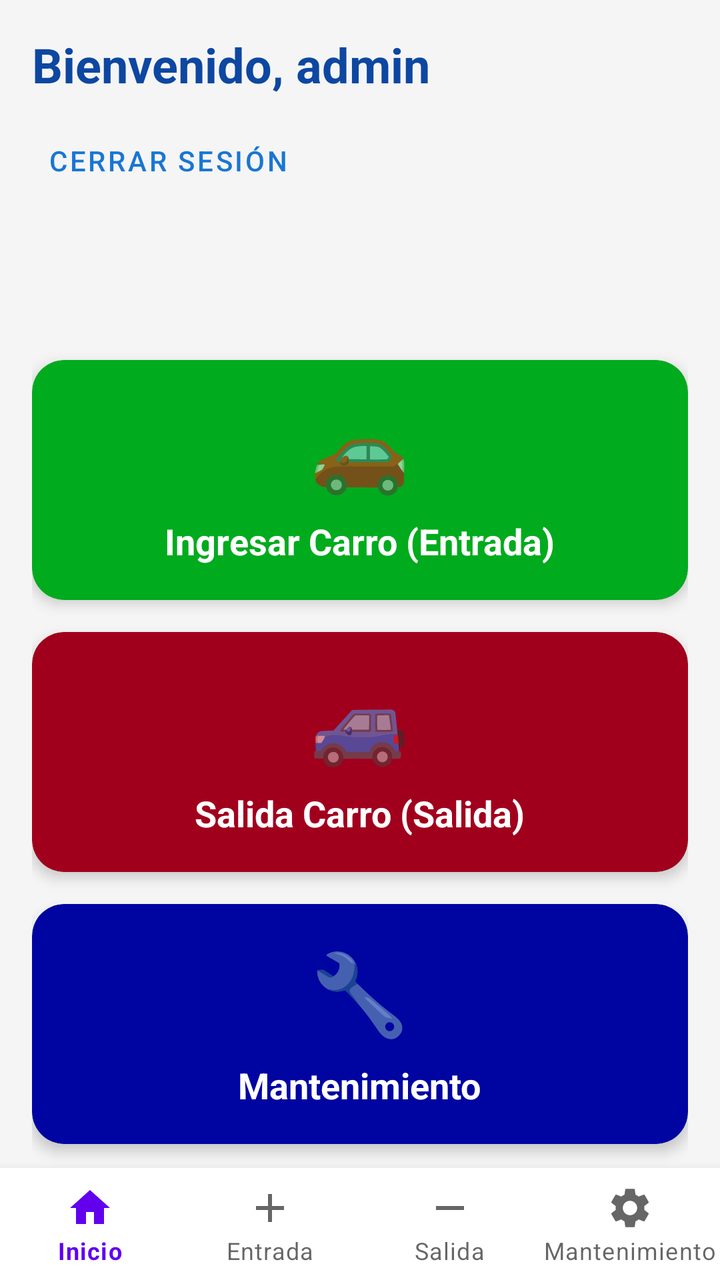
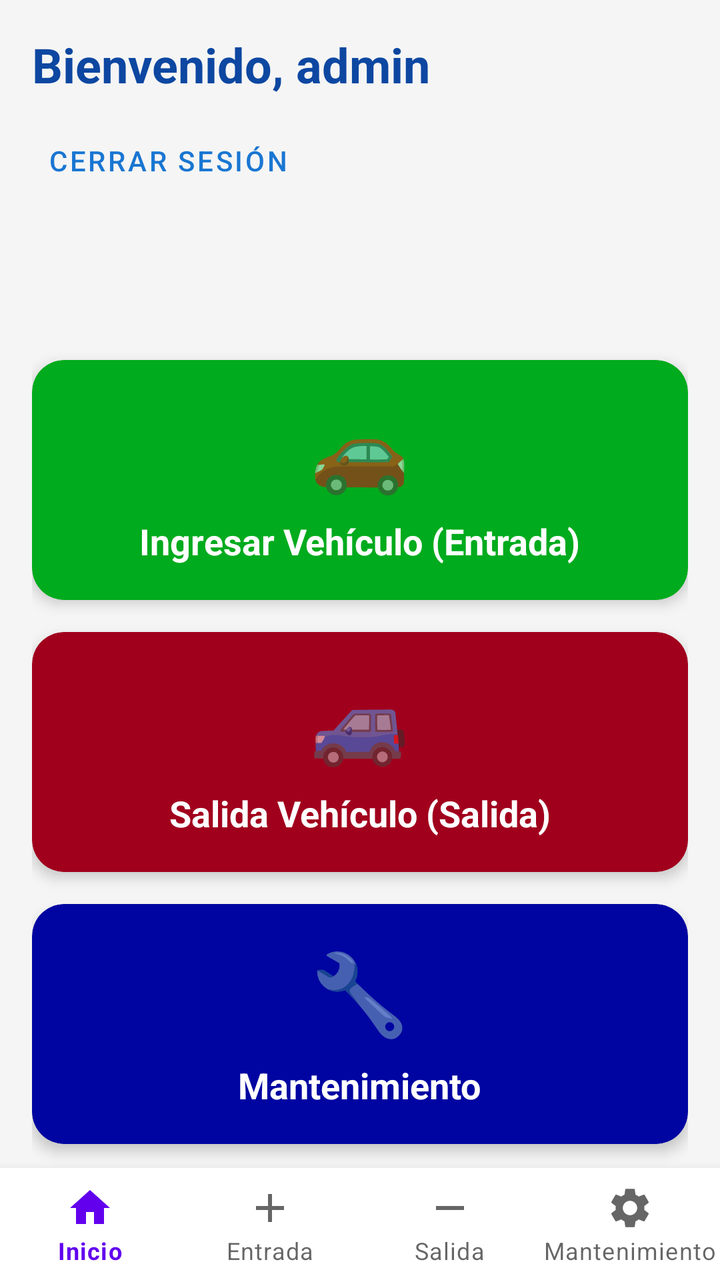

An Android layout rendered at two revisions. The XML below is the earlier revision; the diff shows what the commit changed to produce the second picture.
<!-- AndroidManifest.xml: application theme Theme.MaterialComponents.Light.NoActionBar -->
<!-- res/layout/activity_home.xml -->
<?xml version="1.0" encoding="utf-8"?>
<androidx.coordinatorlayout.widget.CoordinatorLayout
    xmlns:android="http://schemas.android.com/apk/res/android"
    xmlns:app="http://schemas.android.com/apk/res-auto"
    android:layout_width="match_parent"
    android:layout_height="match_parent"
    android:background="#F5F5F5">

    <LinearLayout
        android:layout_width="match_parent"
        android:layout_height="match_parent"
        android:orientation="vertical"
        android:padding="16dp">

        <TextView
            android:id="@+id/tvWelcome"
            android:layout_width="wrap_content"
            android:layout_height="wrap_content"
            android:text="Bienvenido, admin"
            android:textSize="24sp"
            android:textStyle="bold"
            android:textColor="#0D47A1"
            android:layout_marginBottom="8dp"/>

        <com.google.android.material.button.MaterialButton
            android:id="@+id/btnCerrarSesion"
            android:layout_width="wrap_content"
            android:layout_height="wrap_content"
            android:text="Cerrar sesión"
            style="@style/Widget.MaterialComponents.Button.TextButton"
            android:textColor="#1976D2"
            android:layout_marginBottom="24dp"/>

        <LinearLayout
            android:layout_width="match_parent"
            android:layout_height="0dp"
            android:layout_weight="1"
            android:orientation="vertical"
            android:gravity="center">

            <com.google.android.material.card.MaterialCardView
                android:id="@+id/btnIngresoVehiculo"
                android:layout_width="match_parent"
                android:layout_height="120dp"
                android:layout_marginBottom="16dp"
                app:cardCornerRadius="16dp"
                app:cardElevation="4dp"
                android:clickable="true"
                android:focusable="true"
                android:foreground="?android:attr/selectableItemBackground"
                app:cardBackgroundColor="#00AB1D">

                <LinearLayout
                    android:layout_width="match_parent"
                    android:layout_height="match_parent"
                    android:orientation="vertical"
                    android:gravity="center"
                    android:padding="16dp">

                    <TextView
                        android:layout_width="wrap_content"
                        android:layout_height="wrap_content"
                        android:text="🚗"
                        android:textSize="40sp"/>

                    <TextView
                        android:layout_width="wrap_content"
                        android:layout_height="wrap_content"
                        android:text="Ingresar Carro (Entrada)"
                        android:textSize="18sp"
                        android:textStyle="bold"
                        android:textColor="@android:color/white"
                        android:layout_marginTop="8dp"/>
                </LinearLayout>
            </com.google.android.material.card.MaterialCardView>

            <com.google.android.material.card.MaterialCardView
                android:id="@+id/btnSalidaVehiculo"
                android:layout_width="match_parent"
                android:layout_height="120dp"
                android:layout_marginBottom="16dp"
                app:cardCornerRadius="16dp"
                app:cardElevation="4dp"
                android:clickable="true"
                android:focusable="true"
                android:foreground="?android:attr/selectableItemBackground"
                app:cardBackgroundColor="#A1001D">

                <LinearLayout
                    android:layout_width="match_parent"
                    android:layout_height="match_parent"
                    android:orientation="vertical"
                    android:gravity="center"
                    android:padding="16dp">

                    <TextView
                        android:layout_width="wrap_content"
                        android:layout_height="wrap_content"
                        android:text="🚙"
                        android:textSize="40sp"/>

                    <TextView
                        android:layout_width="wrap_content"
                        android:layout_height="wrap_content"
                        android:text="Salida Carro (Salida)"
                        android:textSize="18sp"
                        android:textStyle="bold"
                        android:textColor="@android:color/white"
                        android:layout_marginTop="8dp"/>
                </LinearLayout>
            </com.google.android.material.card.MaterialCardView>

            <com.google.android.material.card.MaterialCardView
                android:id="@+id/btnMantenimiento"
                android:layout_width="match_parent"
                android:layout_height="120dp"
                app:cardCornerRadius="16dp"
                app:cardElevation="4dp"
                android:clickable="true"
                android:focusable="true"
                android:foreground="?android:attr/selectableItemBackground"
                app:cardBackgroundColor="#0005A1">

                <LinearLayout
                    android:layout_width="match_parent"
                    android:layout_height="match_parent"
                    android:orientation="vertical"
                    android:gravity="center"
                    android:padding="16dp">

                    <TextView
                        android:layout_width="wrap_content"
                        android:layout_height="wrap_content"
                        android:text="🔧"
                        android:textSize="40sp"/>

                    <TextView
                        android:layout_width="wrap_content"
                        android:layout_height="wrap_content"
                        android:text="Mantenimiento"
                        android:textSize="18sp"
                        android:textStyle="bold"
                        android:textColor="@android:color/white"
                        android:layout_marginTop="8dp"/>
                </LinearLayout>
            </com.google.android.material.card.MaterialCardView>
        </LinearLayout>
    </LinearLayout>

    <com.google.android.material.bottomnavigation.BottomNavigationView
        android:id="@+id/bottomNavigation"
        android:layout_width="match_parent"
        android:layout_height="wrap_content"
        android:layout_gravity="bottom"
        app:menu="@menu/bottom_nav_menu"
        app:labelVisibilityMode="labeled"
        android:background="@android:color/white"/>

</androidx.coordinatorlayout.widget.CoordinatorLayout>
<!-- resources referenced by this layout -->
<resources>

</resources>

<!-- the commit's change to res/layout/activity_home.xml (unified diff, before → after) -->
@@ -66,7 +66,7 @@
                     <TextView
                         android:layout_width="wrap_content"
                         android:layout_height="wrap_content"
-                        android:text="Ingresar Carro (Entrada)"
+                        android:text="Ingresar Vehículo (Entrada)"
                         android:textSize="18sp"
                         android:textStyle="bold"
                         android:textColor="@android:color/white"
@@ -102,7 +102,7 @@
                     <TextView
                         android:layout_width="wrap_content"
                         android:layout_height="wrap_content"
-                        android:text="Salida Carro (Salida)"
+                        android:text="Salida Vehículo (Salida)"
                         android:textSize="18sp"
                         android:textStyle="bold"
                         android:textColor="@android:color/white"
